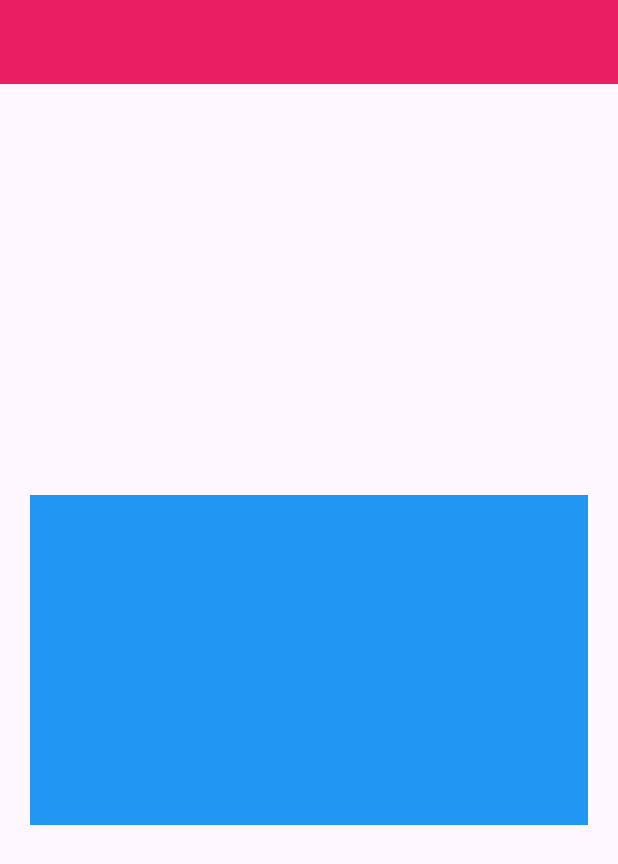
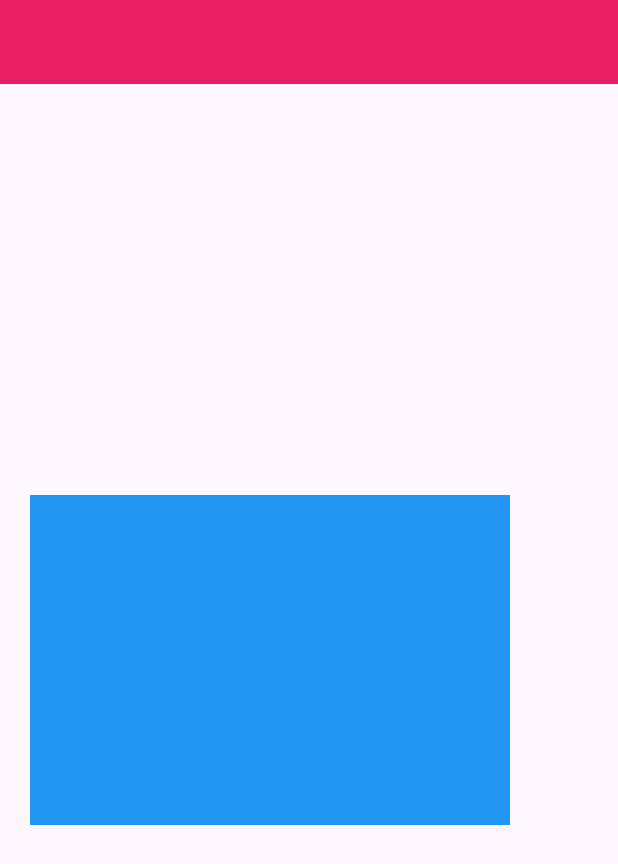
Before and after one commit to RomanEnglishman/project, a Flutter app: the screen it shows after launch, on a phone screen of 412 x 824 dp. Shown: the top 864 px of the screen. Run offline on Flutter 3.47's test engine with Material 3 defaults, Android fonts, the phone set to English and light mode, and no system bars.

Commit message:
Update main.dart

```diff
--- a/lib/main.dart
+++ b/lib/main.dart
@@ -27,7 +27,7 @@ class _MyAppState extends State<MyApp> {
                 color: Colors.blue,
                 padding: EdgeInsets.all(35),
                 margin: EdgeInsets.all(20),
-                width: 3200,
+                width: 320,
                 height: 220,
               )
             ],
```
